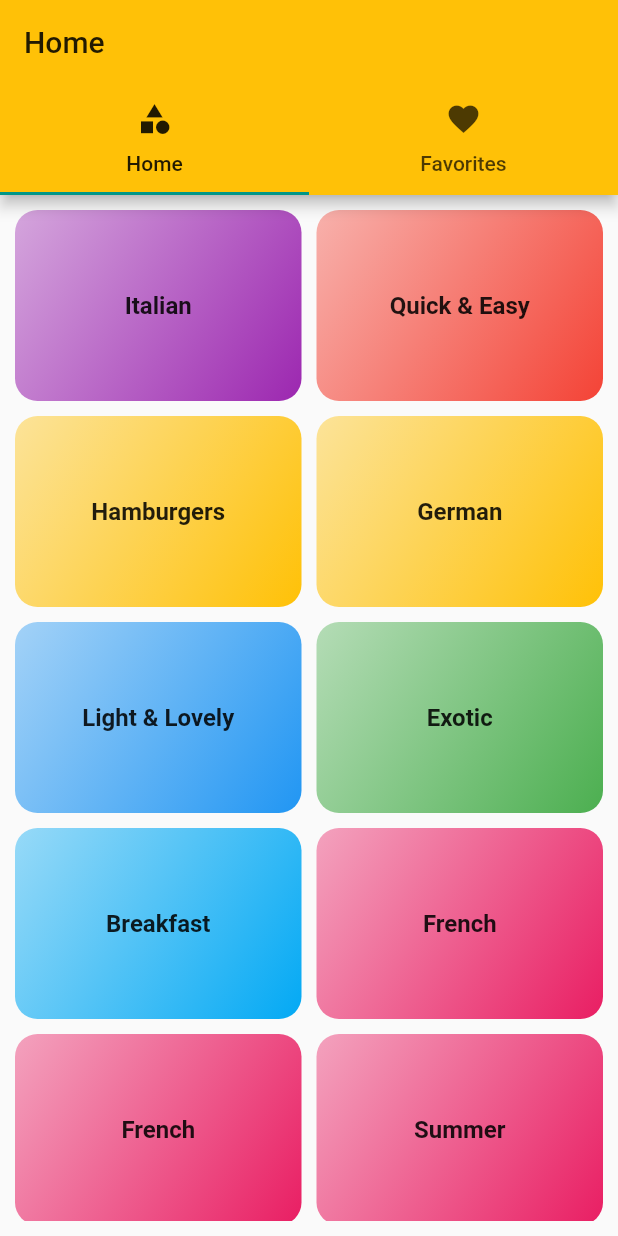
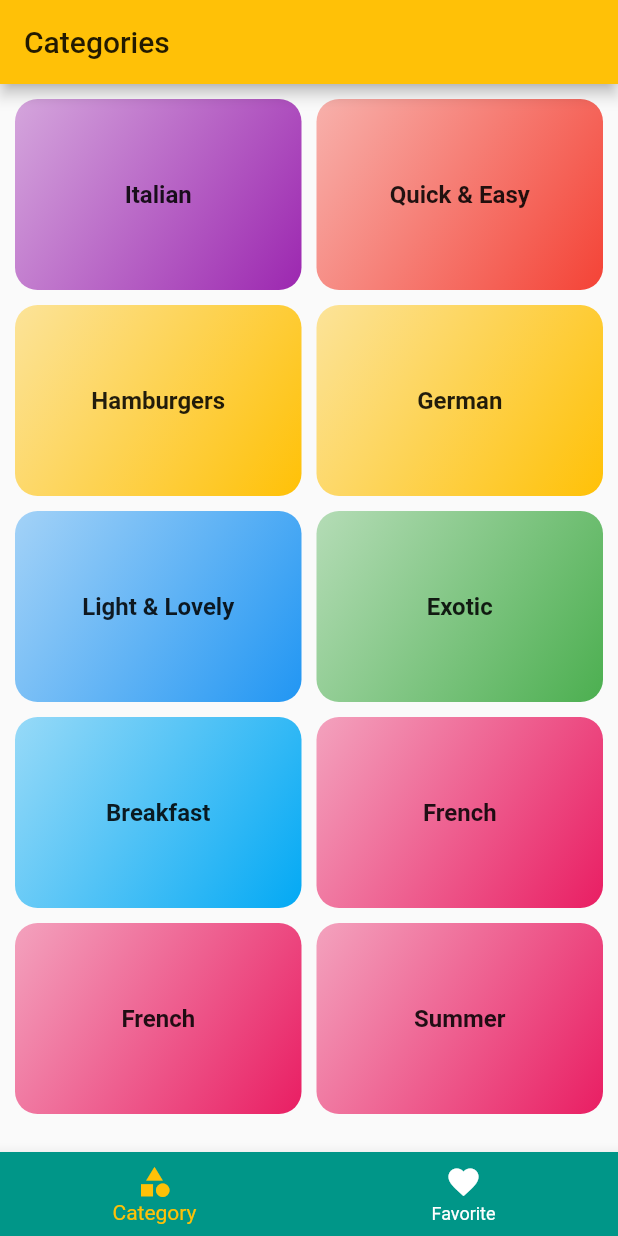
Before and after one commit to Mann05/meal-app-flutter, a Flutter app: the screen it shows after launch, on a phone screen of 412 x 824 dp. Run offline on Flutter 3.47's test engine with Material 2 defaults, Android fonts, the phone set to English and light mode, and no system bars.

Commit message:
Adding a Bottom Tab Bar in Screen

```diff
--- a/lib/main.dart
+++ b/lib/main.dart
@@ -1,8 +1,10 @@
 import 'package:flutter/material.dart';
+import './screens/homeBottomBar.dart';
 import './screens/categoryMealDetail.dart';
 import './screens/categoryMeals.dart';
 import './screens/categories.dart';
 import './screens/home.dart';
+
 void main() {
   runApp(MyApp());
 }
@@ -22,7 +24,8 @@ class MyApp extends StatelessWidget {
               headline5: TextStyle(fontSize: 16, fontWeight: FontWeight.bold))),
       //home: CategoriesScreen(),
       routes: {
-        '/': (ctx) => HomeScreen(), // treated as home
+        // '/': (ctx) => HomeScreen(), // treated as home
+        '/': (ctx) => HomeBottomBarScreen(),
         CategoryMealScreen.routeName: (ctx) => CategoryMealScreen(),
         MealDetailScreen.routeName: (ctx) => MealDetailScreen(),
       },
--- /dev/null
+++ b/lib/screens/homeBottomBar.dart
@@ -0,0 +1,49 @@
+import 'package:flutter/material.dart';
+import './favoriteScreen.dart';
+import './categories.dart';
+
+class HomeBottomBarScreen extends StatefulWidget {
+  @override
+  _HomeBottomBarScreenState createState() => _HomeBottomBarScreenState();
+}
+
+class _HomeBottomBarScreenState extends State<HomeBottomBarScreen> {
+  final List<Map<String, Object>> _pages = [
+    {'key': CategoriesScreen(), 'title': 'Categories'},
+    {'key': FavoriteScreen(), 'title': 'Favorites'},
+  ];
+  int _selectedPageIndex = 0;
+  void _selectPage(int index) {
+    print(index);
+    setState(() {
+      _selectedPageIndex = index;
+      print(_selectedPageIndex);
+    });
+  }
+
+  @override
+  Widget build(BuildContext context) {
+    return Scaffold(
+      appBar: AppBar(
+        title: Text(_pages[_selectedPageIndex]['title']),
+      ),
+      body: _pages[_selectedPageIndex]['key'],
+      bottomNavigationBar: BottomNavigationBar(
+        onTap: _selectPage,
+        backgroundColor: Theme.of(context).accentColor,
+        unselectedItemColor: Colors.white,
+        currentIndex: _selectedPageIndex,
+        items: [
+          BottomNavigationBarItem(
+            icon: Icon(Icons.category),
+            title: Text('Category'),
+          ),
+          BottomNavigationBarItem(
+            icon: Icon(Icons.favorite),
+            title: Text('Favorite'),
+          ),
+        ],
+      ),
+    );
+  }
+}
```
